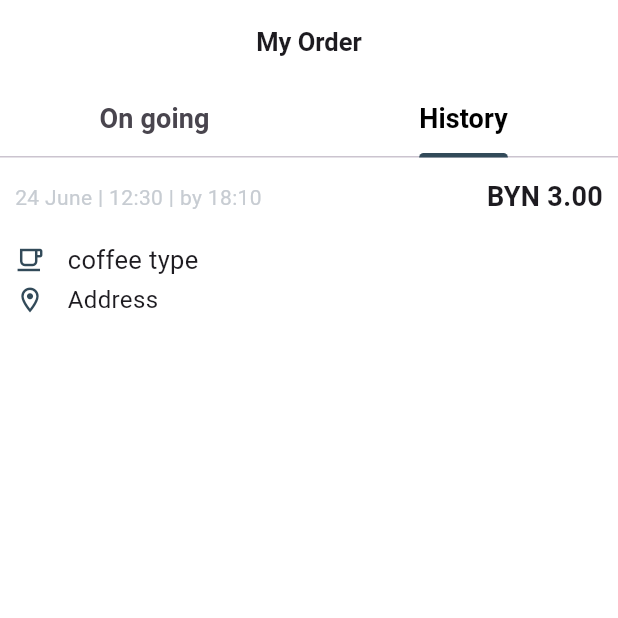
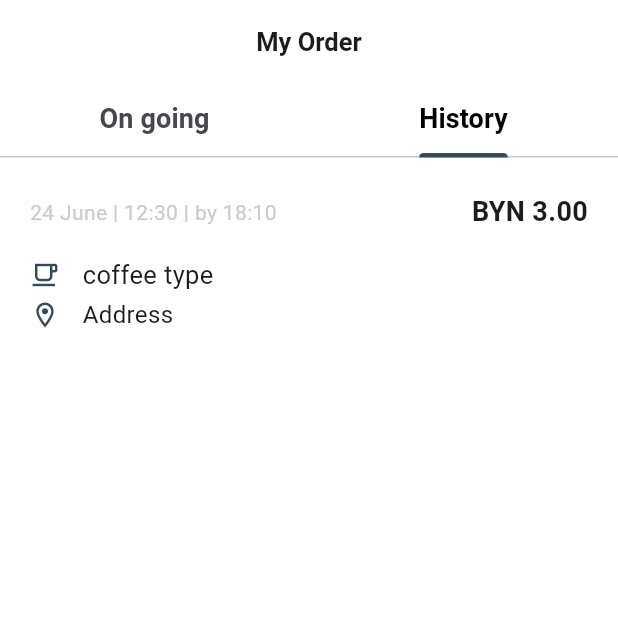
Before and after one commit to AthiraaAthi/CofeeShop_App, a Flutter app: the MyOrders screen opened directly, tab 2 chosen, on a phone screen of 412 x 824 dp, the top half of it. Run offline on Flutter 3.47's test engine with Material 3 defaults, Android fonts, the light colour scheme and no system bars; our stand-ins replace flutter_slidable, google_fonts, pinput.

Commit message:
added padding same as ongoing tab

```diff
--- a/lib/view/my_order_screen/my_order_screen.dart
+++ b/lib/view/my_order_screen/my_order_screen.dart
@@ -131,7 +131,9 @@ class _MyOrdersState extends State<MyOrders> {
               );
             },
           ),
-          Column(
+          Padding(
+            padding: const EdgeInsets.only(top: 10, left: 10, right: 10),
+            child: Column(
               //2ndtab
               children: [
                 Container(
@@ -199,6 +201,7 @@ class _MyOrdersState extends State<MyOrders> {
                 ),
               ],
             ),
+          ),
         ]),
       ),
     );
```
Lines whose indentation alone changed are shown as unchanged.
